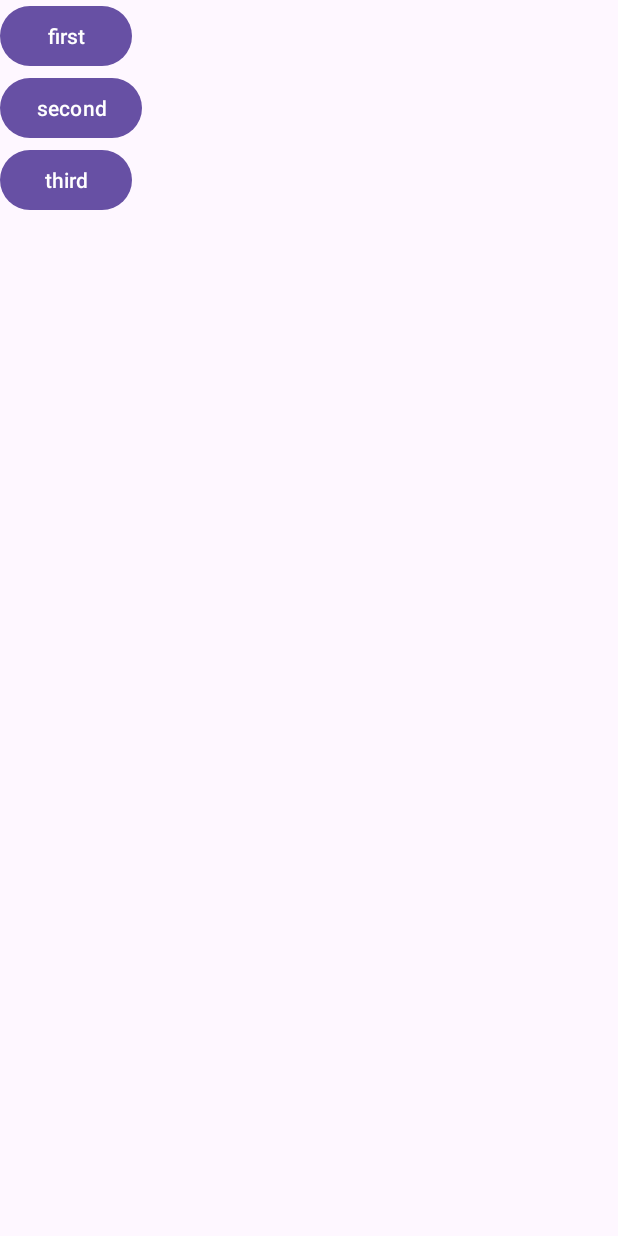
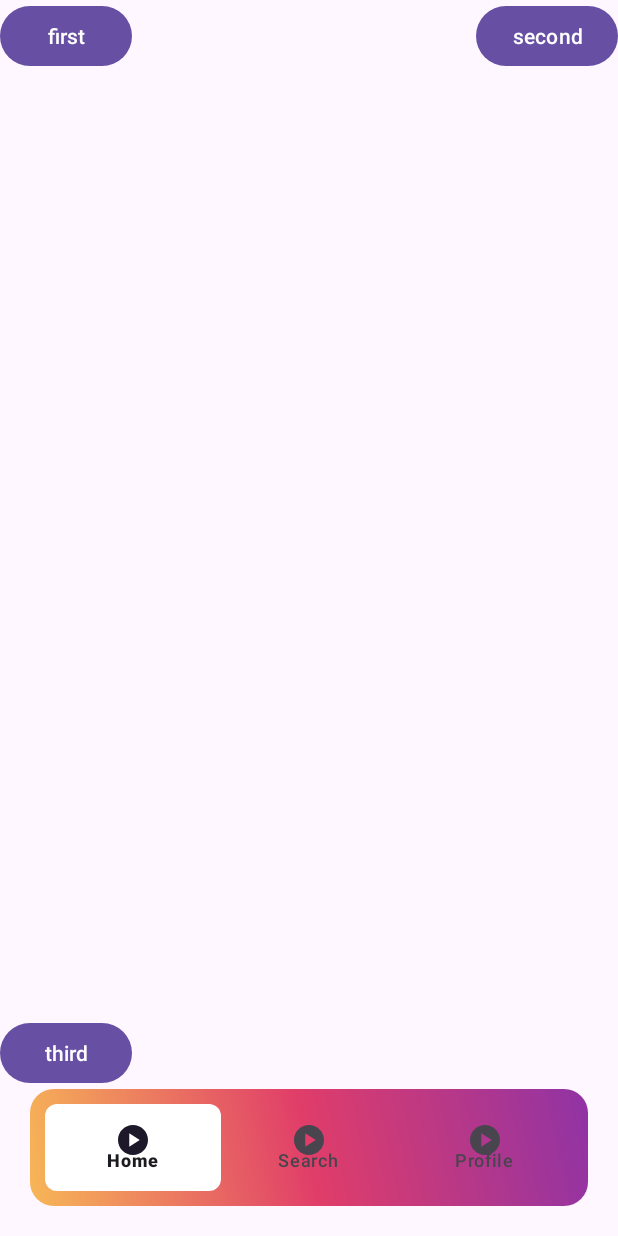
Before and after one commit to LCB2021029-Badri/tap-target-view, an Android app: the layout activity_main.xml on its own in the app's theme, with its tools: preview values and no code run, on a phone screen of 412 x 824 dp. Run offline under Robolectric (Android 15) with nearby library versions, the phone set to English and light mode, and no system bars.

Commit message:
added colorful bottom nav bar (non functional)

```diff
--- a/app/src/main/java/com/example/tap_target_view/MainActivity.kt
+++ b/app/src/main/java/com/example/tap_target_view/MainActivity.kt
@@ -7,6 +7,7 @@ import android.graphics.Rect
 import android.os.Bundle
 import android.util.Log
 import android.view.View
+import android.widget.Toast
 import androidx.appcompat.app.AppCompatActivity
 import androidx.core.content.ContextCompat
 import com.example.tap_target_view.databinding.ActivityMainBinding
@@ -32,14 +33,37 @@ class MainActivity : AppCompatActivity() {
                 createTarget(binding.btnSecond, "asf", "afaf")!!,
                 createTarget(binding.btnThird, "asf", "afaf")!!,
                 onFinish = {
-                    // Save in shared preferences that the target sequence has been shown
-                    sharedPref.edit().putBoolean("didShowTargetSequence", true).apply()
+                    // Save in shared preferences that the target sequence has been shown (use true)
+                    sharedPref.edit().putBoolean("didShowTargetSequence", false).apply()
                 },
                 onCancel = {}
             )
         }
 
+        binding.bottomNavigationView.setOnNavigationItemSelectedListener { menuItem ->
+            when (menuItem.itemId) {
+                R.id.nav_item_home -> {
+                    showToast("Home Clicked")
+                    // Handle navigation or other actions for Home
+                    true
+                }
+                R.id.nav_item_search -> {
+                    showToast("Search Clicked")
+                    // Handle navigation or other actions for Search
+                    true
+                }
+                R.id.nav_item_profile -> {
+                    showToast("Profile Clicked")
+                    // Handle navigation or other actions for Profile
+                    true
+                }
+                else -> false
+            }
+        }
+    }
 
+    private fun showToast(message: String) {
+        Toast.makeText(this, message, Toast.LENGTH_SHORT).show()
     }
 
 }
--- /dev/null
+++ b/app/src/main/res/drawable/checked_shape.xml
@@ -0,0 +1,6 @@
+<?xml version="1.0" encoding="utf-8"?>
+<shape xmlns:android="http://schemas.android.com/apk/res/android">
+    <corners android:radius="8dp"/> <!-- Adjust the radius as needed for the curvature -->
+    <size android:width="10dp" android:height="10dp"/> <!-- Adjust the width and height as needed -->
+    <solid android:color="@color/white"/>
+</shape>
--- /dev/null
+++ b/app/src/main/res/drawable/curvebg1.xml
@@ -0,0 +1,9 @@
+<?xml version="1.0" encoding="utf-8"?>
+<shape xmlns:android="http://schemas.android.com/apk/res/android">
+    <corners android:radius="16dp" /> <!-- Adjust the radius as needed for the curvature -->
+    <gradient
+        android:startColor="#F7B757"
+        android:centerColor="#E03D69"
+        android:endColor="#9033A5"
+        android:angle="45"/>
+</shape>
--- /dev/null
+++ b/app/src/main/res/drawable/ic_dummy.xml
@@ -0,0 +1,5 @@
+<vector android:height="24dp" android:tint="#000000"
+    android:viewportHeight="24" android:viewportWidth="24"
+    android:width="24dp" xmlns:android="http://schemas.android.com/apk/res/android">
+    <path android:fillColor="@android:color/white" android:pathData="M12,2C6.48,2 2,6.48 2,12s4.48,10 10,10s10,-4.48 10,-10S17.52,2 12,2zM9.5,16.5v-9l7,4.5L9.5,16.5z"/>
+</vector>
--- /dev/null
+++ b/app/src/main/res/drawable/selector2.xml
@@ -0,0 +1,10 @@
+<?xml version="1.0" encoding="utf-8"?>
+<!--<selector xmlns:android="http://schemas.android.com/apk/res/android">-->
+<!--    <item android:drawable="@android:color/holo_blue_bright" android:state_checked="true"/>-->
+<!--    <item android:drawable="@android:color/holo_orange_light"/>-->
+<!--</selector>-->
+
+<selector xmlns:android="http://schemas.android.com/apk/res/android">
+    <item android:drawable="@drawable/checked_shape" android:state_checked="true"/>
+    <!--    <item android:drawable="@drawable/unchecked_shape"/>-->
+</selector>
--- a/app/src/main/res/layout/activity_main.xml
+++ b/app/src/main/res/layout/activity_main.xml
@@ -1,5 +1,5 @@
 <?xml version="1.0" encoding="utf-8"?>
-<LinearLayout xmlns:android="http://schemas.android.com/apk/res/android"
+<RelativeLayout xmlns:android="http://schemas.android.com/apk/res/android"
     xmlns:app="http://schemas.android.com/apk/res-auto"
     xmlns:tools="http://schemas.android.com/tools"
     android:layout_width="match_parent"
@@ -10,20 +10,43 @@
     <Button
         android:id="@+id/btn_first"
         android:text="first"
+        android:layout_alignParentTop="true"
+        android:layout_alignParentStart="true"
         android:layout_width="wrap_content"
         android:layout_height="wrap_content"/>
 
     <Button
         android:id="@+id/btn_second"
         android:text="second"
+        android:layout_alignParentEnd="true"
+        android:layout_alignParentTop="true"
         android:layout_width="wrap_content"
         android:layout_height="wrap_content"/>
 
     <Button
         android:id="@+id/btn_third"
         android:text="third"
+        android:layout_above="@id/bottomNavigationView"
         android:layout_width="wrap_content"
         android:layout_height="wrap_content"/>
 
+    <com.google.android.material.bottomnavigation.BottomNavigationView
+        android:id="@+id/bottomNavigationView"
+        android:layout_width="match_parent"
+        android:layout_height="78dp"
+        android:padding="10dp"
+        android:layout_alignParentBottom="true"
+        android:layout_marginBottom="20dp"
+        android:layout_marginHorizontal="20dp"
+        app:layout_constraintBottom_toBottomOf="parent"
+        app:layout_constraintEnd_toEndOf="parent"
+        app:layout_constraintStart_toStartOf="parent"
+        app:menu="@menu/bottom_nav_menu"
+        app:itemBackground="@drawable/selector2"
+        app:itemActiveIndicatorStyle="@color/black"
+        android:background="@drawable/curvebg1"
+        app:labelVisibilityMode="labeled"
+        android:scrollIndicators="left"/>
 
-</LinearLayout>
+
+</RelativeLayout>
--- /dev/null
+++ b/app/src/main/res/menu/bottom_nav_menu.xml
@@ -0,0 +1,17 @@
+<?xml version="1.0" encoding="utf-8"?>
+<menu xmlns:android="http://schemas.android.com/apk/res/android">
+    <item
+        android:id="@+id/nav_item_home"
+        android:title="Home"
+        android:icon="@drawable/ic_dummy" />
+
+    <item
+        android:id="@+id/nav_item_search"
+        android:title="Search"
+        android:icon="@drawable/ic_dummy" />
+
+    <item
+        android:id="@+id/nav_item_profile"
+        android:title="Profile"
+        android:icon="@drawable/ic_dummy" />
+</menu>
```
